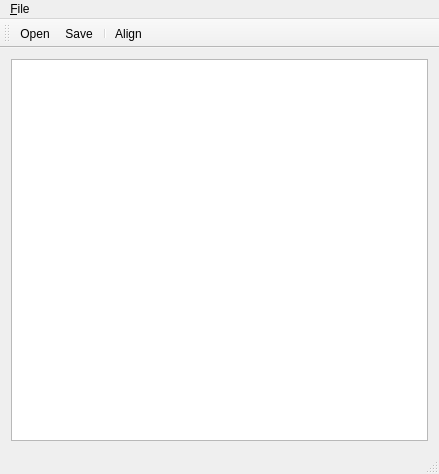
Old version of the form FaceLocation/mainwindow.ui in the repository fishwsr/FaceAlign.
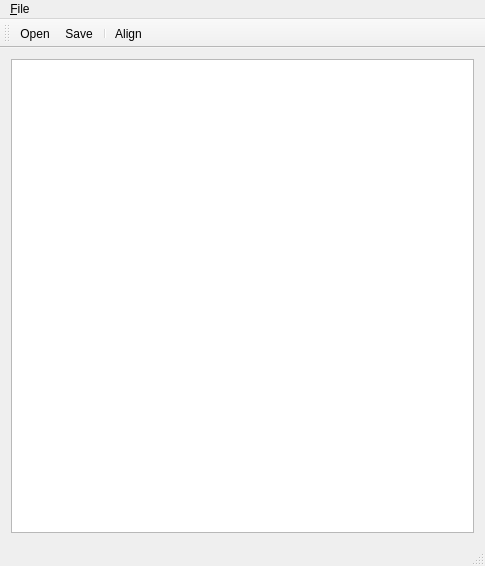
New version of the form. Icons and pictures are not drawn.

Patch:
```diff
--- a/FaceLocation/mainwindow.ui
+++ b/FaceLocation/mainwindow.ui
@@ -6,8 +6,8 @@
    <rect>
     <x>0</x>
     <y>0</y>
-    <width>439</width>
-    <height>474</height>
+    <width>485</width>
+    <height>566</height>
    </rect>
   </property>
   <property name="sizePolicy">
@@ -53,7 +53,7 @@
     <rect>
      <x>0</x>
      <y>0</y>
-     <width>439</width>
+     <width>485</width>
      <height>23</height>
     </rect>
    </property>
```
